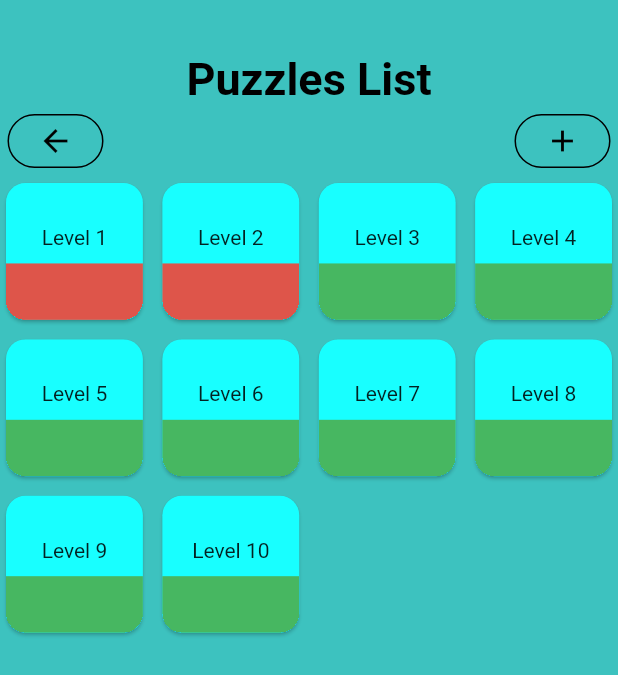
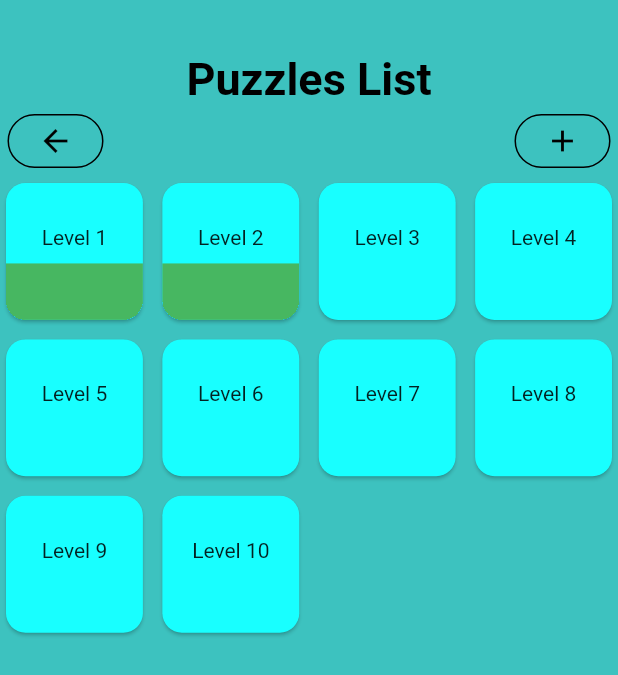
Before and after one commit to HazemMostafa23/Chuzzlez, a Flutter app: the screen it shows after launch, after a tap on "Puzzles List", on a phone screen of 412 x 824 dp. Shown: the top 675 px of the screen. Run offline on Flutter 3.47's test engine with Material 2 defaults, Android fonts, the phone set to English and light mode, and no system bars; missing offline and left inert: flutter_chess_board.

Commit message:
minor tweaks

```diff
--- a/lib/screens/home_screen.dart
+++ b/lib/screens/home_screen.dart
@@ -31,7 +31,7 @@ class HomeScreen extends StatelessWidget {
                     Navigator.pushNamed(context, '/settings');
                   },
                   icon: Icon(Icons.settings),
-                  color: Colors.grey[800],
+                  color: Colors.black,
                 ),
               ),
               Row(
--- a/lib/screens/puzzles_list_screen.dart
+++ b/lib/screens/puzzles_list_screen.dart
@@ -106,12 +106,12 @@ class PuzzleListScreen extends StatelessWidget {
                                           opacity: 0.9,
                                           child: DecoratedBox(
                                               decoration: BoxDecoration(
-                                                  color: Colors.red)))
+                                                  color: Colors.green)))
                                       : Opacity(
                                           opacity: 0.9,
                                           child: DecoratedBox(
                                             decoration: BoxDecoration(
-                                                color: Colors.green),
+                                                color: Colors.transparent),
                                           ))))
                         ]))),
         ],
```
